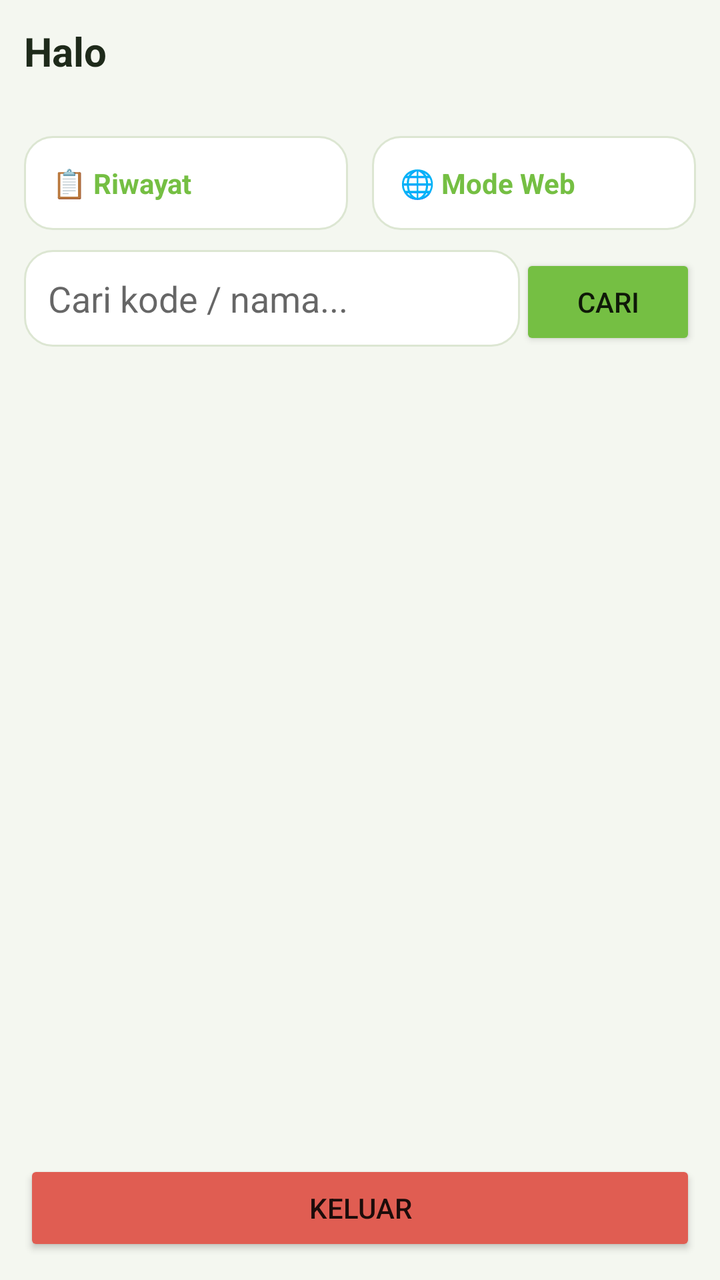
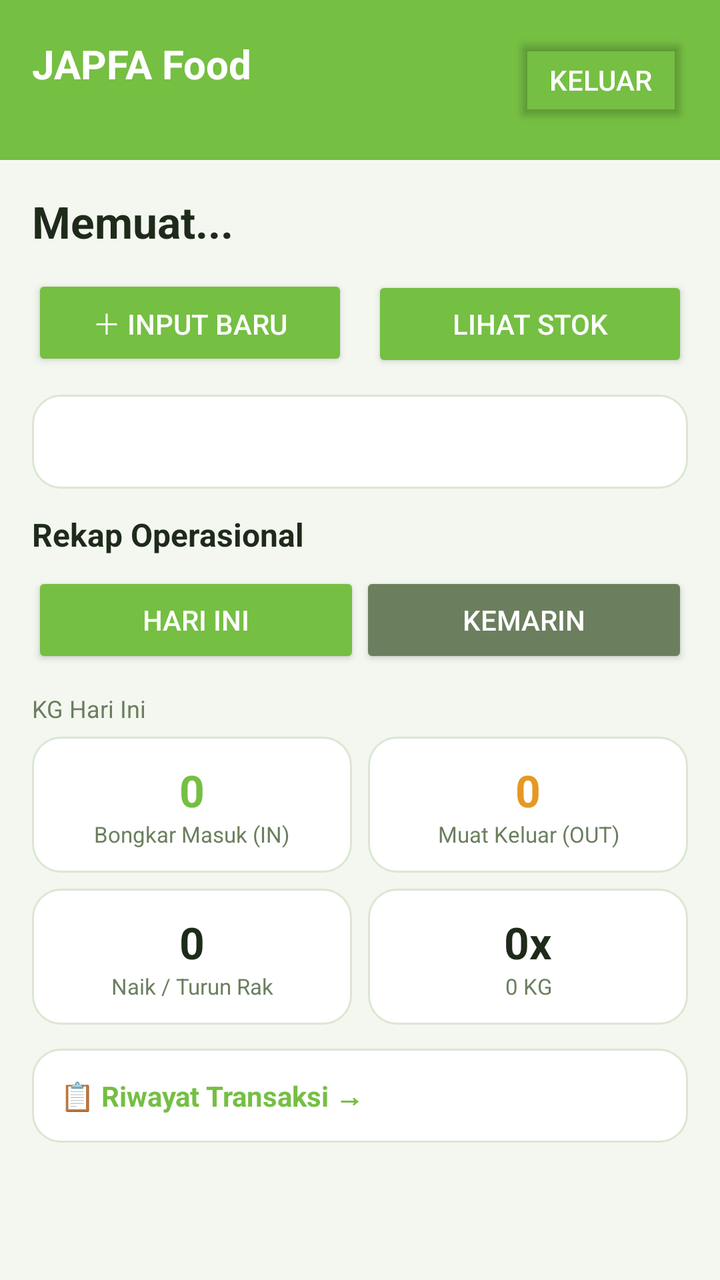

An Android layout rendered at two revisions. The XML below is the earlier revision; the diff shows what the commit changed to produce the second picture.
<!-- AndroidManifest.xml: application theme Theme.WMS -->
<!-- res/layout/activity_home.xml -->
<?xml version="1.0" encoding="utf-8"?>
<LinearLayout xmlns:android="http://schemas.android.com/apk/res/android"
    android:layout_width="match_parent"
    android:layout_height="match_parent"
    android:orientation="vertical"
    android:background="@color/fino_bg"
    android:padding="12dp">
    
    <TextView
        android:id="@+id/tvSapa"
        android:layout_width="wrap_content"
        android:layout_height="wrap_content"
        android:text="Halo"
        android:textSize="20sp"
        android:textStyle="bold"
        android:textColor="@color/fino_text" />
    <TextView
        android:id="@+id/tvInfoStok"
        android:layout_width="wrap_content"
        android:layout_height="wrap_content"
        android:textColor="@color/fino_muted"
        android:layout_marginBottom="10dp" />
    
    <LinearLayout
        android:layout_width="match_parent"
        android:layout_height="wrap_content"
        android:orientation="horizontal"
        android:layout_marginBottom="10dp">
        <TextView
            android:id="@+id/cardRiwayat"
            android:layout_width="0dp"
            android:layout_height="wrap_content"
            android:layout_weight="1"
            android:layout_marginEnd="6dp"
            android:background="@drawable/bg_card"
            android:padding="14dp"
            android:text="📋 Riwayat"
            android:textStyle="bold"
            android:textColor="@color/fino_primary" />
        <TextView
            android:id="@+id/cardWeb"
            android:layout_width="0dp"
            android:layout_height="wrap_content"
            android:layout_weight="1"
            android:layout_marginStart="6dp"
            android:background="@drawable/bg_card"
            android:padding="14dp"
            android:text="🌐 Mode Web"
            android:textStyle="bold"
            android:textColor="@color/fino_primary" />
    </LinearLayout>
    <LinearLayout
        android:layout_width="match_parent"
        android:layout_height="wrap_content"
        android:orientation="horizontal"
        android:layout_marginBottom="8dp">
        <EditText
            android:id="@+id/etCari"
            android:layout_width="0dp"
            android:layout_height="wrap_content"
            android:layout_weight="1"
            android:hint="Cari kode / nama..."
            android:background="@drawable/bg_input"
            android:padding="12dp" />
        <Button
            android:id="@+id/btnCari"
            android:layout_width="wrap_content"
            android:layout_height="wrap_content"
            android:text="Cari"
            android:backgroundTint="@color/fino_primary" />
    </LinearLayout>
    <ProgressBar
        android:id="@+id/loadHome"
        android:layout_width="wrap_content"
        android:layout_height="wrap_content"
        android:layout_gravity="center"
        android:indeterminateTint="@color/fino_primary"
        android:visibility="gone" />
    <androidx.recyclerview.widget.RecyclerView
        android:id="@+id/rvStok"
        android:layout_width="match_parent"
        android:layout_height="0dp"
        android:layout_weight="1" />
    <Button
        android:id="@+id/btnOut"
        android:layout_width="match_parent"
        android:layout_height="wrap_content"
        android:text="Keluar"
        android:layout_marginTop="8dp"
        android:backgroundTint="@color/fino_danger" />
</LinearLayout>
<!-- resources referenced by this layout -->
<resources>
  <color name="fino_bg">#F4F7F0</color>
  <color name="fino_danger">#E05D52</color>
  <color name="fino_muted">#6B7F5E</color>
  <color name="fino_primary">#75BF43</color>
  <color name="fino_text">#1E2A1A</color>
  <!-- drawable bg_card (drawable) -->
  <?xml version="1.0" encoding="utf-8"?>
  <shape xmlns:android="http://schemas.android.com/apk/res/android" android:shape="rectangle">
      <solid android:color="@color/fino_card" />
      <corners android:radius="14dp" />
      <stroke android:width="1dp" android:color="#DCE6D2" />
  </shape>
  <!-- drawable bg_input (drawable) -->
  <?xml version="1.0" encoding="utf-8"?>
  <shape xmlns:android="http://schemas.android.com/apk/res/android" android:shape="rectangle">
      <solid android:color="@color/fino_card" />
      <corners android:radius="14dp" />
      <stroke android:width="1dp" android:color="#DCE6D2" />
  </shape>
  <style name="Theme.WMS" parent="Theme.AppCompat.Light.NoActionBar">
          <item name="colorPrimary">#75BF43</item>
          <item name="colorPrimaryDark">#5EA332</item>
          <item name="colorAccent">#75BF43</item>
          <item name="android:statusBarColor">#75BF43</item>
          <item name="android:navigationBarColor">#F4F7F0</item>
          <item name="android:windowLightStatusBar">true</item>
          <item name="android:windowBackground">@drawable/splash</item>
      </style>
  <color name="fino_card">#FFFFFF</color>
  <!-- drawable splash (drawable) -->
  <?xml version="1.0" encoding="utf-8"?>
  <layer-list xmlns:android="http://schemas.android.com/apk/res/android">
      <item>
          <shape android:shape="rectangle">
              <solid android:color="#75BF43" />
          </shape>
      </item>
  </layer-list>
</resources>

<!-- the commit's change to res/layout/activity_home.xml (unified diff, before → after) -->
@@ -1,91 +1,357 @@
 <?xml version="1.0" encoding="utf-8"?>
-<LinearLayout xmlns:android="http://schemas.android.com/apk/res/android"
+<ScrollView xmlns:android="http://schemas.android.com/apk/res/android"
     android:layout_width="match_parent"
     android:layout_height="match_parent"
-    android:orientation="vertical"
-    android:background="@color/fino_bg"
-    android:padding="12dp">
-    
-    <TextView
-        android:id="@+id/tvSapa"
-        android:layout_width="wrap_content"
-        android:layout_height="wrap_content"
-        android:text="Halo"
-        android:textSize="20sp"
-        android:textStyle="bold"
-        android:textColor="@color/fino_text" />
-    <TextView
-        android:id="@+id/tvInfoStok"
-        android:layout_width="wrap_content"
-        android:layout_height="wrap_content"
-        android:textColor="@color/fino_muted"
-        android:layout_marginBottom="10dp" />
-    
+    android:background="@color/fino_bg">
     <LinearLayout
         android:layout_width="match_parent"
         android:layout_height="wrap_content"
-        android:orientation="horizontal"
-        android:layout_marginBottom="10dp">
-        <TextView
-            android:id="@+id/cardRiwayat"
-            android:layout_width="0dp"
+        android:orientation="vertical">
+        
+        <LinearLayout
+            android:layout_width="match_parent"
             android:layout_height="wrap_content"
-            android:layout_weight="1"
-            android:layout_marginEnd="6dp"
-            android:background="@drawable/bg_card"
-            android:padding="14dp"
-            android:text="📋 Riwayat"
-            android:textStyle="bold"
-            android:textColor="@color/fino_primary" />
-        <TextView
-            android:id="@+id/cardWeb"
-            android:layout_width="0dp"
+            android:orientation="horizontal"
+            android:background="@color/fino_primary"
+            android:padding="16dp"
+            android:gravity="center_vertical">
+            <LinearLayout
+                android:layout_width="0dp"
+                android:layout_height="wrap_content"
+                android:layout_weight="1"
+                android:orientation="vertical">
+                <TextView
+                    android:layout_width="wrap_content"
+                    android:layout_height="wrap_content"
+                    android:text="JAPFA Food"
+                    android:textSize="20sp"
+                    android:textStyle="bold"
+                    android:textColor="#FFFFFF" />
+                <TextView
+                    android:id="@+id/tvTanggal"
+                    android:layout_width="wrap_content"
+                    android:layout_height="wrap_content"
+                    android:text=""
+                    android:textSize="12sp"
+                    android:textColor="#E8F3E0" />
+            </LinearLayout>
+            <Button
+                android:id="@+id/btnOut"
+                android:layout_width="wrap_content"
+                android:layout_height="wrap_content"
+                android:text="Keluar"
+                android:textColor="#FFFFFF"
+                android:backgroundTint="#00000000" />
+        </LinearLayout>
+
+        <LinearLayout
+            android:layout_width="match_parent"
             android:layout_height="wrap_content"
-            android:layout_weight="1"
-            android:layout_marginStart="6dp"
-            android:background="@drawable/bg_card"
-            android:padding="14dp"
-            android:text="🌐 Mode Web"
-            android:textStyle="bold"
-            android:textColor="@color/fino_primary" />
+            android:orientation="vertical"
+            android:padding="16dp">
+            
+            <TextView
+                android:id="@+id/tvSapa"
+                android:layout_width="wrap_content"
+                android:layout_height="wrap_content"
+                android:text="Memuat..."
+                android:textSize="22sp"
+                android:textStyle="bold"
+                android:textColor="@color/fino_text" />
+            
+            <LinearLayout
+                android:layout_width="match_parent"
+                android:layout_height="wrap_content"
+                android:orientation="horizontal"
+                android:layout_marginTop="12dp"
+                android:layout_marginBottom="12dp">
+                <Button
+                    android:id="@+id/btnInput"
+                    android:layout_width="0dp"
+                    android:layout_height="wrap_content"
+                    android:layout_weight="1"
+                    android:layout_marginEnd="6dp"
+                    android:text="＋ Input Baru"
+                    android:textColor="#FFFFFF"
+                    android:backgroundTint="@color/fino_primary" />
+                <Button
+                    android:id="@+id/btnStok"
+                    android:layout_width="0dp"
+                    android:layout_height="wrap_content"
+                    android:layout_weight="1"
+                    android:layout_marginStart="6dp"
+                    android:text="Lihat Stok"
+                    android:textColor="#FFFFFF"
+                    android:backgroundTint="@color/fino_primary" />
+            </LinearLayout>
+            
+            <TextView
+                android:id="@+id/tvMutiara"
+                android:layout_width="match_parent"
+                android:layout_height="wrap_content"
+                android:background="@drawable/bg_card"
+                android:padding="14dp"
+                android:text=""
+                android:textStyle="italic"
+                android:textColor="@color/fino_muted"
+                android:layout_marginBottom="12dp" />
+            
+            <TextView
+                android:layout_width="wrap_content"
+                android:layout_height="wrap_content"
+                android:text="Rekap Operasional"
+                android:textSize="16sp"
+                android:textStyle="bold"
+                android:textColor="@color/fino_text" />
+            <LinearLayout
+                android:layout_width="match_parent"
+                android:layout_height="wrap_content"
+                android:orientation="horizontal"
+                android:layout_marginTop="8dp"
+                android:layout_marginBottom="12dp">
+                <Button
+                    android:id="@+id/tabToday"
+                    android:layout_width="0dp"
+                    android:layout_height="wrap_content"
+                    android:layout_weight="1"
+                    android:text="Hari Ini"
+                    android:textColor="#FFFFFF"
+                    android:backgroundTint="@color/fino_primary" />
+                <Button
+                    android:id="@+id/tabYest"
+                    android:layout_width="0dp"
+                    android:layout_height="wrap_content"
+                    android:layout_weight="1"
+                    android:text="Kemarin"
+                    android:textColor="#FFFFFF"
+                    android:backgroundTint="@color/fino_muted" />
+            </LinearLayout>
+            <TextView
+                android:id="@+id/tvRekapSub"
+                android:layout_width="wrap_content"
+                android:layout_height="wrap_content"
+                android:text="KG Hari Ini"
+                android:textSize="12sp"
+                android:textColor="@color/fino_muted" />
+            <LinearLayout
+                android:layout_width="match_parent"
+                android:layout_height="wrap_content"
+                android:orientation="horizontal"
+                android:layout_marginTop="6dp">
+                <LinearLayout
+                    android:layout_width="0dp"
+                    android:layout_height="wrap_content"
+                    android:layout_weight="1"
+                    android:layout_marginEnd="4dp"
+                    android:orientation="vertical"
+                    android:background="@drawable/bg_card"
+                    android:padding="12dp"
+                    android:gravity="center">
+                    <TextView
+                        android:id="@+id/tvIn"
+                        android:layout_width="wrap_content"
+                        android:layout_height="wrap_content"
+                        android:text="0"
+                        android:textSize="22sp"
+                        android:textStyle="bold"
+                        android:textColor="@color/fino_primary" />
+                    <TextView
+                        android:layout_width="wrap_content"
+                        android:layout_height="wrap_content"
+                        android:text="Bongkar Masuk (IN)"
+                        android:textSize="11sp"
+                        android:textColor="@color/fino_muted"
+                        android:gravity="center" />
+                </LinearLayout>
+                <LinearLayout
+                    android:layout_width="0dp"
+                    android:layout_height="wrap_content"
+                    android:layout_weight="1"
+                    android:layout_marginStart="4dp"
+                    android:orientation="vertical"
+                    android:background="@drawable/bg_card"
+                    android:padding="12dp"
+                    android:gravity="center">
+                    <TextView
+                        android:id="@+id/tvOut"
+                        android:layout_width="wrap_content"
+                        android:layout_height="wrap_content"
+                        android:text="0"
+                        android:textSize="22sp"
+                        android:textStyle="bold"
+                        android:textColor="@color/fino_accent" />
+                    <TextView
+                        android:layout_width="wrap_content"
+                        android:layout_height="wrap_content"
+                        android:text="Muat Keluar (OUT)"
+                        android:textSize="11sp"
+                        android:textColor="@color/fino_muted"
+                        android:gravity="center" />
+                </LinearLayout>
+            </LinearLayout>
+            <LinearLayout
+                android:layout_width="match_parent"
+                android:layout_height="wrap_content"
+                android:orientation="horizontal"
+                android:layout_marginTop="8dp">
+                <LinearLayout
+                    android:layout_width="0dp"
+                    android:layout_height="wrap_content"
+                    android:layout_weight="1"
+                    android:layout_marginEnd="4dp"
+                    android:orientation="vertical"
+                    android:background="@drawable/bg_card"
+                    android:padding="12dp"
+                    android:gravity="center">
+                    <TextView
+                        android:id="@+id/tvRak"
+                        android:layout_width="wrap_content"
+                        android:layout_height="wrap_content"
+                        android:text="0"
+                        android:textSize="22sp"
+                        android:textStyle="bold"
+                        android:textColor="@color/fino_text" />
+                    <TextView
+                        android:layout_width="wrap_content"
+                        android:layout_height="wrap_content"
+                        android:text="Naik / Turun Rak"
+                        android:textSize="11sp"
+                        android:textColor="@color/fino_muted"
+                        android:gravity="center" />
+                </LinearLayout>
+                <LinearLayout
+                    android:layout_width="0dp"
+                    android:layout_height="wrap_content"
+                    android:layout_weight="1"
+                    android:layout_marginStart="4dp"
+                    android:orientation="vertical"
+                    android:background="@drawable/bg_card"
+                    android:padding="12dp"
+                    android:gravity="center">
+                    <TextView
+                        android:id="@+id/tvLangsir"
+                        android:layout_width="wrap_content"
+                        android:layout_height="wrap_content"
+                        android:text="0x"
+                        android:textSize="22sp"
+                        android:textStyle="bold"
+                        android:textColor="@color/fino_text" />
+                    <TextView
+                        android:id="@+id/tvLangsirKg"
+                        android:layout_width="wrap_content"
+                        android:layout_height="wrap_content"
+                        android:text="0 KG"
+                        android:textSize="11sp"
+                        android:textColor="@color/fino_muted"
+                        android:gravity="center" />
+                </LinearLayout>
+            </LinearLayout>
+            
+            <LinearLayout
+                android:id="@+id/cardKendaraan"
+                android:layout_width="match_parent"
+                android:layout_height="wrap_content"
+                android:orientation="vertical"
+                android:background="@drawable/bg_card"
+                android:padding="14dp"
+                android:layout_marginTop="12dp"
+                android:visibility="gone">
+                <TextView
+                    android:layout_width="wrap_content"
+                    android:layout_height="wrap_content"
+                    android:text="Kendaraan"
+                    android:textStyle="bold"
+                    android:textColor="@color/fino_text" />
+                <LinearLayout
+                    android:layout_width="match_parent"
+                    android:layout_height="wrap_content"
+                    android:orientation="horizontal"
+                    android:layout_marginTop="8dp"
+                    android:gravity="center">
+                    <LinearLayout
+                        android:layout_width="0dp"
+                        android:layout_height="wrap_content"
+                        android:layout_weight="1"
+                        android:orientation="vertical"
+                        android:gravity="center">
+                        <TextView
+                            android:id="@+id/tvKvTunggu"
+                            android:layout_width="wrap_content"
+                            android:layout_height="wrap_content"
+                            android:text="0"
+                            android:textSize="20sp"
+                            android:textStyle="bold"
+                            android:textColor="@color/fino_accent" />
+                        <TextView
+                            android:layout_width="wrap_content"
+                            android:layout_height="wrap_content"
+                            android:text="Menunggu"
+                            android:textSize="11sp"
+                            android:textColor="@color/fino_muted" />
+                    </LinearLayout>
+                    <LinearLayout
+                        android:layout_width="0dp"
+                        android:layout_height="wrap_content"
+                        android:layout_weight="1"
+                        android:orientation="vertical"
+                        android:gravity="center">
+                        <TextView
+                            android:id="@+id/tvKvProses"
+                            android:layout_width="wrap_content"
+                            android:layout_height="wrap_content"
+                            android:text="0"
+                            android:textSize="20sp"
+                            android:textStyle="bold"
+                            android:textColor="@color/fino_primary" />
+                        <TextView
+                            android:layout_width="wrap_content"
+                            android:layout_height="wrap_content"
+                            android:text="Proses"
+                            android:textSize="11sp"
+                            android:textColor="@color/fino_muted" />
+                    </LinearLayout>
+                    <LinearLayout
+                        android:layout_width="0dp"
+                        android:layout_height="wrap_content"
+                        android:layout_weight="1"
+                        android:orientation="vertical"
+                        android:gravity="center">
+                        <TextView
+                            android:id="@+id/tvKvSelesai"
+                            android:layout_width="wrap_content"
+                            android:layout_height="wrap_content"
+                            android:text="0"
+                            android:textSize="20sp"
+                            android:textStyle="bold"
+                            android:textColor="@color/fino_muted" />
+                        <TextView
+                            android:layout_width="wrap_content"
+                            android:layout_height="wrap_content"
+                            android:text="Selesai"
+                            android:textSize="11sp"
+                            android:textColor="@color/fino_muted" />
+                    </LinearLayout>
+                </LinearLayout>
+            </LinearLayout>
+            
+            <TextView
+                android:id="@+id/cardRiwayat"
+                android:layout_width="match_parent"
+                android:layout_height="wrap_content"
+                android:background="@drawable/bg_card"
+                android:padding="14dp"
+                android:layout_marginTop="12dp"
+                android:text="📋 Riwayat Transaksi →"
+                android:textStyle="bold"
+                android:textColor="@color/fino_primary" />
+            <ProgressBar
+                android:id="@+id/loadHome"
+                android:layout_width="wrap_content"
+                android:layout_height="wrap_content"
+                android:layout_gravity="center"
+                android:layout_marginTop="12dp"
+                android:indeterminateTint="@color/fino_primary"
+                android:visibility="gone" />
+        </LinearLayout>
     </LinearLayout>
-    <LinearLayout
-        android:layout_width="match_parent"
-        android:layout_height="wrap_content"
-        android:orientation="horizontal"
-        android:layout_marginBottom="8dp">
-        <EditText
-            android:id="@+id/etCari"
-            android:layout_width="0dp"
-            android:layout_height="wrap_content"
-            android:layout_weight="1"
-            android:hint="Cari kode / nama..."
-            android:background="@drawable/bg_input"
-            android:padding="12dp" />
-        <Button
-            android:id="@+id/btnCari"
-            android:layout_width="wrap_content"
-            android:layout_height="wrap_content"
-            android:text="Cari"
-            android:backgroundTint="@color/fino_primary" />
-    </LinearLayout>
-    <ProgressBar
-        android:id="@+id/loadHome"
-        android:layout_width="wrap_content"
-        android:layout_height="wrap_content"
-        android:layout_gravity="center"
-        android:indeterminateTint="@color/fino_primary"
-        android:visibility="gone" />
-    <androidx.recyclerview.widget.RecyclerView
-        android:id="@+id/rvStok"
-        android:layout_width="match_parent"
-        android:layout_height="0dp"
-        android:layout_weight="1" />
-    <Button
-        android:id="@+id/btnOut"
-        android:layout_width="match_parent"
-        android:layout_height="wrap_content"
-        android:text="Keluar"
-        android:layout_marginTop="8dp"
-        android:backgroundTint="@color/fino_danger" />
-</LinearLayout>
+</ScrollView>
<!-- resource entries referenced after the edit -->
@@ -1,18 +1,11 @@
 <!-- resources referenced by this layout -->
 <resources>
+  <color name="fino_accent">#E59824</color>
   <color name="fino_bg">#F4F7F0</color>
-  <color name="fino_danger">#E05D52</color>
   <color name="fino_muted">#6B7F5E</color>
   <color name="fino_primary">#75BF43</color>
   <color name="fino_text">#1E2A1A</color>
   <!-- drawable bg_card (drawable) -->
-  <?xml version="1.0" encoding="utf-8"?>
-  <shape xmlns:android="http://schemas.android.com/apk/res/android" android:shape="rectangle">
-      <solid android:color="@color/fino_card" />
-      <corners android:radius="14dp" />
-      <stroke android:width="1dp" android:color="#DCE6D2" />
-  </shape>
-  <!-- drawable bg_input (drawable) -->
   <?xml version="1.0" encoding="utf-8"?>
   <shape xmlns:android="http://schemas.android.com/apk/res/android" android:shape="rectangle">
       <solid android:color="@color/fino_card" />
